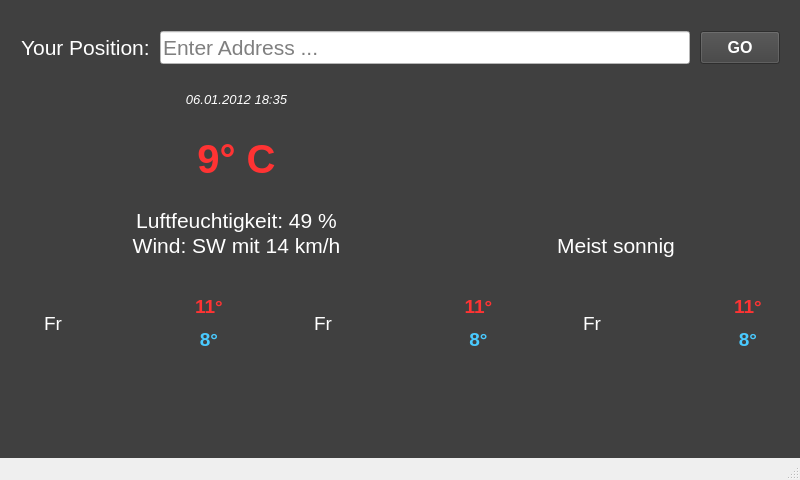
Qt form mainwindow.ui (kolphi/QWeather) before a commit.
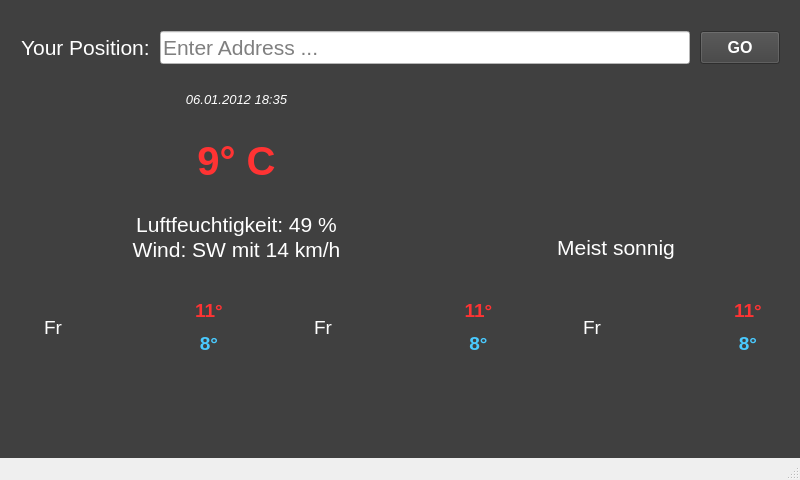
The same form after that commit. Icons and pictures are not drawn.

What changed in the file:
```diff
--- a/mainwindow.ui
+++ b/mainwindow.ui
@@ -47,7 +47,7 @@
       <x>10</x>
       <y>10</y>
       <width>781</width>
-      <height>351</height>
+      <height>368</height>
      </rect>
     </property>
     <layout class="QVBoxLayout" name="layout" stretch="5,30,10">
```
Left out of the diff: 2 changed lines with no effect on the pictures.
